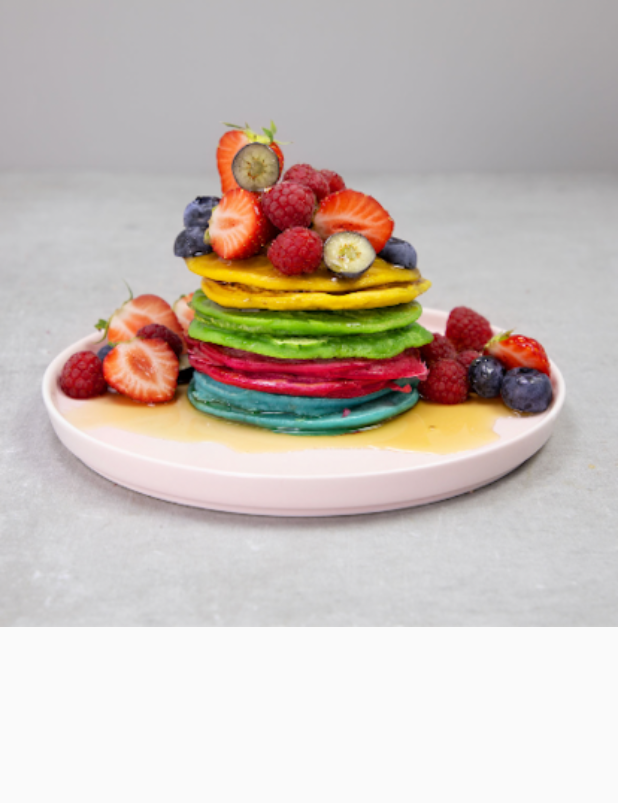
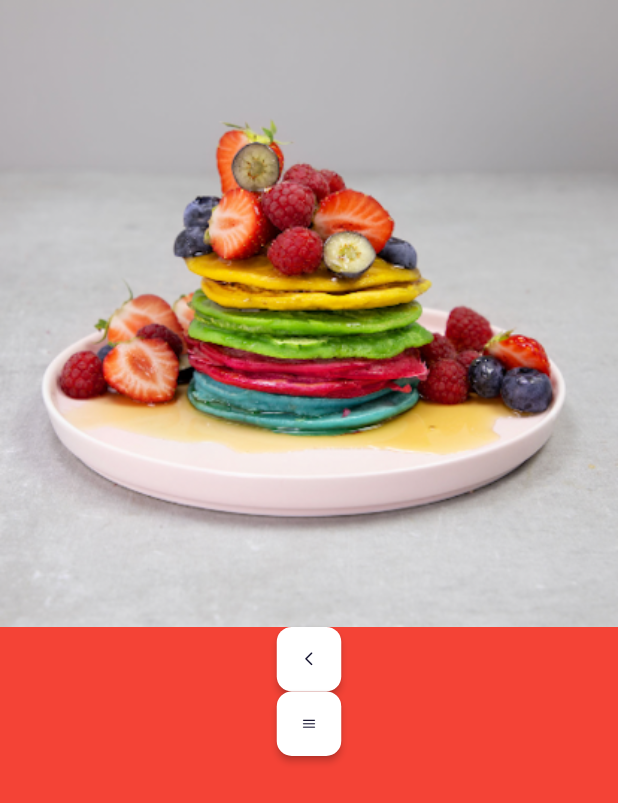
Before and after one commit to LouisHatte/MobileApp-miamMiam, a Flutter app: the screen it shows after launch, on a phone screen of 412 x 824 dp. Shown: the top 803 px of the screen. Run offline on Flutter 3.47's test engine with Material 2 defaults, Android fonts, the phone set to English and light mode, and no system bars.

Commit message:
Add goback and menu buttons

```diff
--- a/lib/main.dart
+++ b/lib/main.dart
@@ -1,10 +1,12 @@
 import 'package:flutter/material.dart';
+import './widgets/gobackButton.dart';
+import './widgets/menuButton.dart';
 
 void main() {
-  runApp(MyApp());
+  runApp(App());
 }
 
-class MyApp extends StatelessWidget {
+class App extends StatelessWidget {
   @override
   Widget build(BuildContext context) {
     return MaterialApp(
@@ -12,20 +14,23 @@ class MyApp extends StatelessWidget {
       theme: ThemeData(
         primarySwatch: Colors.blue,
       ),
-      home: App(),
+      home: Home(),
     );
   }
 }
 
-class App extends StatelessWidget {
+class Home extends StatelessWidget {
   @override
   Widget build(BuildContext context) {
     return Scaffold(
+      backgroundColor: Colors.red,
       body: SafeArea(
         child: Center(
           child: Column(
             children: <Widget>[
               Image.asset('assets/images/pancakes.png'),
+              GobackButton(),
+              MenuButton(),
             ],
           ),
         ),
--- /dev/null
+++ b/lib/widgets/gobackButton.dart
@@ -0,0 +1,38 @@
+import 'package:flutter/material.dart';
+
+class GobackButton extends StatelessWidget {
+  @override
+  Widget build(BuildContext context) {
+    return Container(
+      width: 43,
+      height: 43,
+      decoration: BoxDecoration(
+        boxShadow: <BoxShadow>[
+          BoxShadow(
+            color: Color(0x00000014),
+            offset: Offset(0, 3),
+            blurRadius: 30,
+          ),
+        ],
+      ),
+      child: ElevatedButton(
+        style: ElevatedButton.styleFrom(
+          minimumSize: Size(43, 43),
+          shape: RoundedRectangleBorder(
+            borderRadius: BorderRadius.circular(10),
+          ),
+          primary: Color(0xFFFFFFFF).withOpacity(1),
+        ),
+        onPressed: () => print('Go Back.'),
+        child: FittedBox(
+          fit: BoxFit.contain,
+          child: Icon(
+            Icons.arrow_back_ios_rounded,
+            size: 24, // icon size not exactly the same
+            color: Color(0xff161531).withOpacity(1),
+          ),
+        ),
+      ),
+    );
+  }
+}
--- /dev/null
+++ b/lib/widgets/menuButton.dart
@@ -0,0 +1,38 @@
+import 'package:flutter/material.dart';
+
+class MenuButton extends StatelessWidget {
+  @override
+  Widget build(BuildContext context) {
+    return Container(
+      width: 43,
+      height: 43,
+      decoration: BoxDecoration(
+        boxShadow: <BoxShadow>[
+          BoxShadow(
+            color: Color(0x00000014),
+            offset: Offset(0, 3),
+            blurRadius: 30,
+          ),
+        ],
+      ),
+      child: ElevatedButton(
+        style: ElevatedButton.styleFrom(
+          minimumSize: Size(43, 43),
+          shape: RoundedRectangleBorder(
+            borderRadius: BorderRadius.circular(10),
+          ),
+          primary: Color(0xFFFFFFFF).withOpacity(1),
+        ),
+        onPressed: () => print('Go Back.'),
+        child: FittedBox(
+          fit: BoxFit.contain,
+          child: Icon(
+            Icons.menu_rounded,
+            size: 24, // icon size not exactly the same
+            color: Color(0xff161531).withOpacity(1),
+          ),
+        ),
+      ),
+    );
+  }
+}
```
